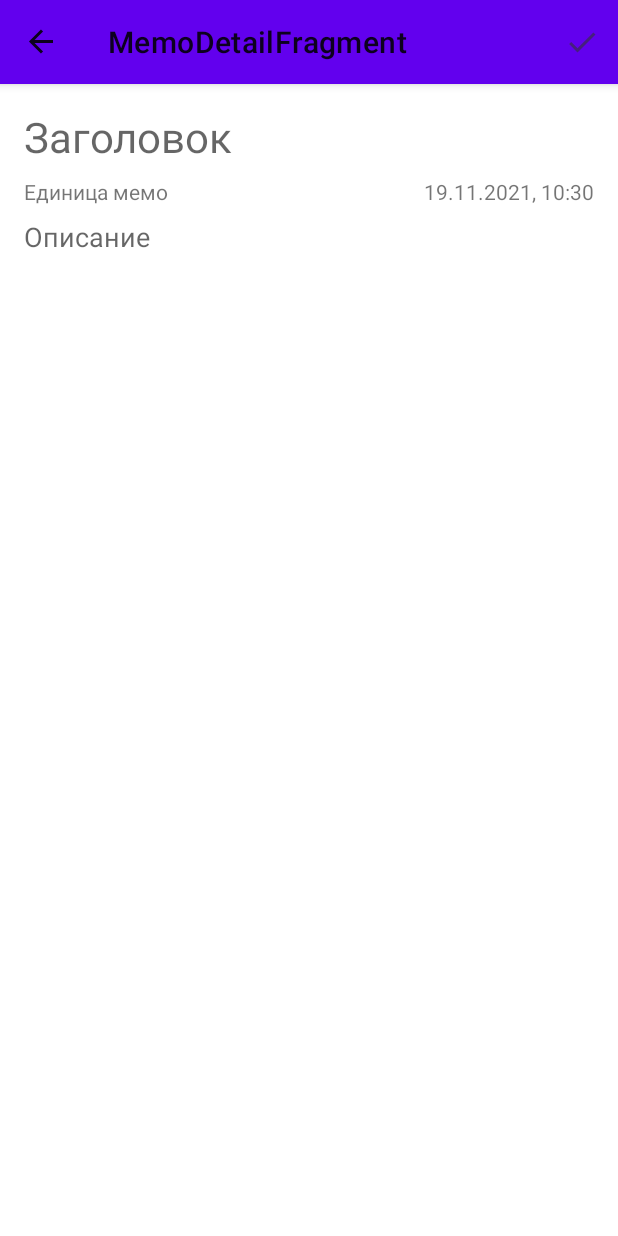
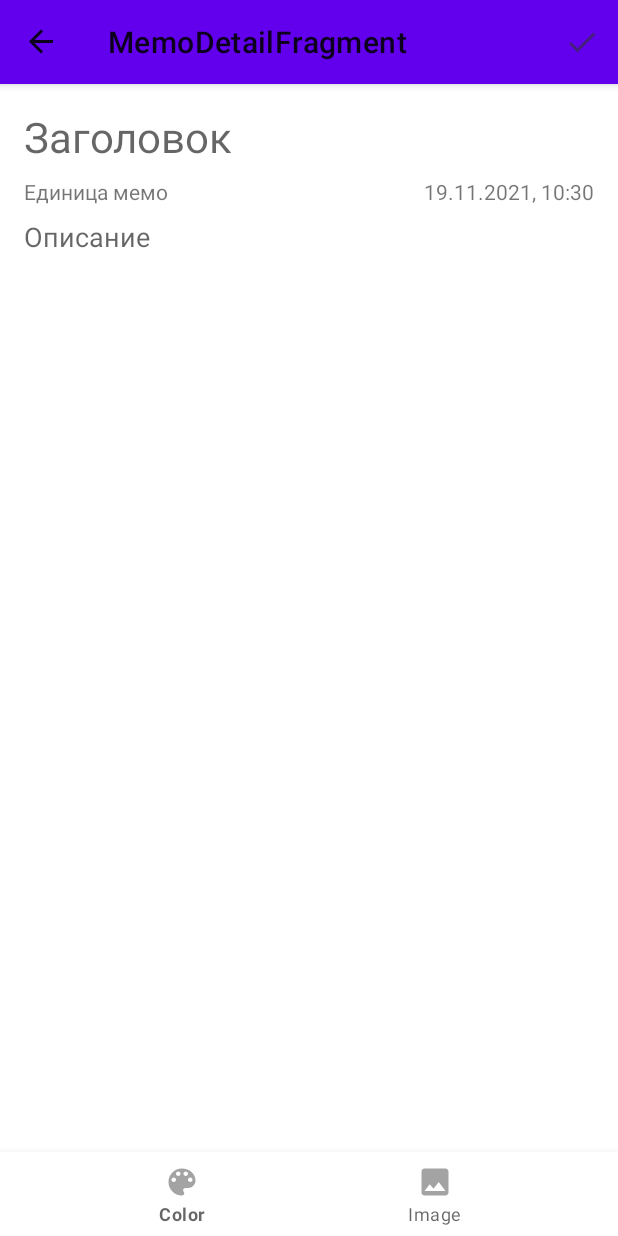
Before and after one commit to Njves/Memorandum, an Android app: the MemoDetailFragment screen opened through its navigation route, on a phone screen of 412 x 824 dp. Run offline under Robolectric (Android 15) with nearby library versions, the phone set to English and light mode, and no system bars; our stand-ins replace Room's generated code, navigation-ui; 1 statement that could not run was skipped.

Commit message:
added bottom navigation view for realization interaction user with memo

```diff
--- a/app/src/main/java/com/njves/memorandum/detail/MemoDetailFragment.kt
+++ b/app/src/main/java/com/njves/memorandum/detail/MemoDetailFragment.kt
@@ -8,11 +8,13 @@ import android.util.Log
 import android.view.*
 import android.widget.EditText
 import android.widget.TextView
+import android.widget.Toast
 import androidx.appcompat.app.ActionBar
 import androidx.appcompat.app.AppCompatActivity
 import androidx.fragment.app.Fragment
 import androidx.fragment.app.viewModels
 import androidx.navigation.fragment.findNavController
+import com.google.android.material.bottomnavigation.BottomNavigationView
 import com.njves.memorandum.Memo
 import com.njves.memorandum.R
 import java.util.*
@@ -28,9 +30,11 @@ class MemoDetailFragment : Fragment() {
     private lateinit var edSubject: EditText
     private lateinit var edContent: EditText
     private lateinit var tvDate: TextView
+    private lateinit var bottomNavView: BottomNavigationView
+
     private var mode: Int = CREATE_MODE
     private val viewModel: MemoDetailViewModel by viewModels()
-    private var actionBar: ActionBar? = null
+
     override fun onCreate(savedInstanceState: Bundle?) {
         super.onCreate(savedInstanceState)
         arguments?.getSerializable(ARGS_ID)?.let {
@@ -50,10 +54,9 @@ class MemoDetailFragment : Fragment() {
         edSubject = view.findViewById(R.id.ed_subject)
         edContent = view.findViewById(R.id.ed_content)
         tvDate = view.findViewById(R.id.tv_date)
-        actionBar = (requireActivity() as AppCompatActivity).supportActionBar
-        if(memo.subject.isNotEmpty()) {
-            actionBar?.title = memo.subject
-        }
+        bottomNavView = view.findViewById(R.id.bottom_nav)
+
+        setToolbarTitle()
         return view
     }
 
@@ -64,10 +67,26 @@ class MemoDetailFragment : Fragment() {
         tvDate.apply {
             text = memo.formatDate
         }
+
     }
 
     override fun onStart() {
         super.onStart()
+
+        bottomNavView.menu.setGroupCheckable(0, false, true)
+        bottomNavView.setOnItemSelectedListener {
+            when(it.itemId) {
+                R.id.action_color_pick -> {
+                    Toast.makeText(requireContext(), "Action color pick", Toast.LENGTH_SHORT).show()
+                    it.isChecked = false
+                }
+                R.id.action_image -> {
+                    Toast.makeText(requireContext(), "Action image", Toast.LENGTH_SHORT).show()
+                    it.isChecked = false
+                }
+            }
+            return@setOnItemSelectedListener true
+        }
 
         edSubject.addTextChangedListener(object: TextWatcher {
             override fun beforeTextChanged(s: CharSequence?, start: Int, count: Int, after: Int) {
@@ -125,6 +144,13 @@ class MemoDetailFragment : Fragment() {
         }
     }
 
+    private fun setToolbarTitle() {
+        val actionBar = (requireActivity() as AppCompatActivity).supportActionBar
+        if(memo.subject.isNotEmpty()) {
+            actionBar?.title = memo.subject
+        }
+    }
+
     override fun onStop() {
         super.onStop()
         Log.d(TAG, "OnStop current $memo")
--- /dev/null
+++ b/app/src/main/res/drawable-anydpi/ic_color_pick.xml
@@ -0,0 +1,11 @@
+<vector xmlns:android="http://schemas.android.com/apk/res/android"
+    android:width="24dp"
+    android:height="24dp"
+    android:viewportWidth="24"
+    android:viewportHeight="24"
+    android:tint="#333333"
+    android:alpha="0.6">
+  <path
+      android:fillColor="@android:color/white"
+      android:pathData="M12,3c-4.97,0 -9,4.03 -9,9s4.03,9 9,9c0.83,0 1.5,-0.67 1.5,-1.5 0,-0.39 -0.15,-0.74 -0.39,-1.01 -0.23,-0.26 -0.38,-0.61 -0.38,-0.99 0,-0.83 0.67,-1.5 1.5,-1.5L16,16c2.76,0 5,-2.24 5,-5 0,-4.42 -4.03,-8 -9,-8zM6.5,12c-0.83,0 -1.5,-0.67 -1.5,-1.5S5.67,9 6.5,9 8,9.67 8,10.5 7.33,12 6.5,12zM9.5,8C8.67,8 8,7.33 8,6.5S8.67,5 9.5,5s1.5,0.67 1.5,1.5S10.33,8 9.5,8zM14.5,8c-0.83,0 -1.5,-0.67 -1.5,-1.5S13.67,5 14.5,5s1.5,0.67 1.5,1.5S15.33,8 14.5,8zM17.5,12c-0.83,0 -1.5,-0.67 -1.5,-1.5S16.67,9 17.5,9s1.5,0.67 1.5,1.5 -0.67,1.5 -1.5,1.5z"/>
+</vector>
--- /dev/null
+++ b/app/src/main/res/drawable-anydpi/ic_image.xml
@@ -0,0 +1,11 @@
+<vector xmlns:android="http://schemas.android.com/apk/res/android"
+    android:width="24dp"
+    android:height="24dp"
+    android:viewportWidth="24"
+    android:viewportHeight="24"
+    android:tint="#333333"
+    android:alpha="0.6">
+  <path
+      android:fillColor="@android:color/white"
+      android:pathData="M21,19V5c0,-1.1 -0.9,-2 -2,-2H5c-1.1,0 -2,0.9 -2,2v14c0,1.1 0.9,2 2,2h14c1.1,0 2,-0.9 2,-2zM8.5,13.5l2.5,3.01L14.5,12l4.5,6H5l3.5,-4.5z"/>
+</vector>
--- a/app/src/main/res/layout/fragment_memo_detail.xml
+++ b/app/src/main/res/layout/fragment_memo_detail.xml
@@ -55,7 +55,7 @@
         android:hint="@string/hint_content"
         android:inputType="text|textMultiLine"
         app:layout_constraintTop_toBottomOf="@id/divide"
-        app:layout_constraintBottom_toBottomOf="parent"
+        app:layout_constraintBottom_toTopOf="@id/bottom_nav"
         app:layout_constraintStart_toStartOf="parent"
         app:layout_constraintEnd_toEndOf="parent"
         android:background="@android:color/transparent"
@@ -64,4 +64,13 @@
         android:paddingStart="16dp"
         android:paddingEnd="16dp" />
 
+    <com.google.android.material.bottomnavigation.BottomNavigationView
+        android:id="@+id/bottom_nav"
+        android:layout_width="match_parent"
+        android:layout_height="56dp"
+        app:layout_constraintBottom_toBottomOf="parent"
+        app:layout_constraintEnd_toEndOf="parent"
+        app:layout_constraintStart_toStartOf="parent"
+        app:menu="@menu/menu_bottom_nav" />
+
 </androidx.constraintlayout.widget.ConstraintLayout>
--- /dev/null
+++ b/app/src/main/res/menu/menu_bottom_nav.xml
@@ -0,0 +1,12 @@
+<?xml version="1.0" encoding="utf-8"?>
+<menu xmlns:android="http://schemas.android.com/apk/res/android">
+    <item
+        android:id="@+id/action_color_pick"
+        android:title="Color"
+        android:icon="@drawable/ic_color_pick"/>
+    <item
+        android:id="@+id/action_image"
+        android:title="Image"
+        android:icon="@drawable/ic_image"/>
+
+</menu>
```
Also changed, not shown: app/src/main/res/drawable-hdpi/ic_color_pick.png (added), app/src/main/res/drawable-hdpi/ic_image.png (added), app/src/main/res/drawable-mdpi/ic_color_pick.png (added), app/src/main/res/drawable-mdpi/ic_image.png (added), app/src/main/res/drawable-xhdpi/ic_color_pick.png (added), app/src/main/res/drawable-xhdpi/ic_image.png (added), app/src/main/res/drawable-xxhdpi/ic_color_pick.png (added), app/src/main/res/drawable-xxhdpi/ic_image.png (added).
